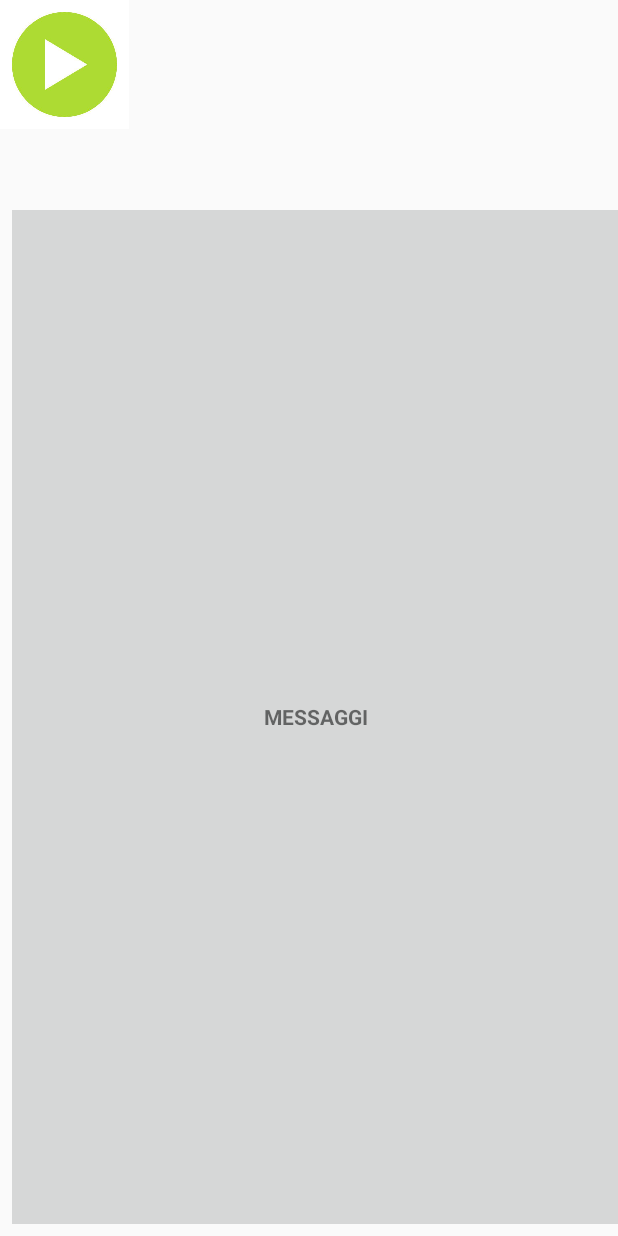
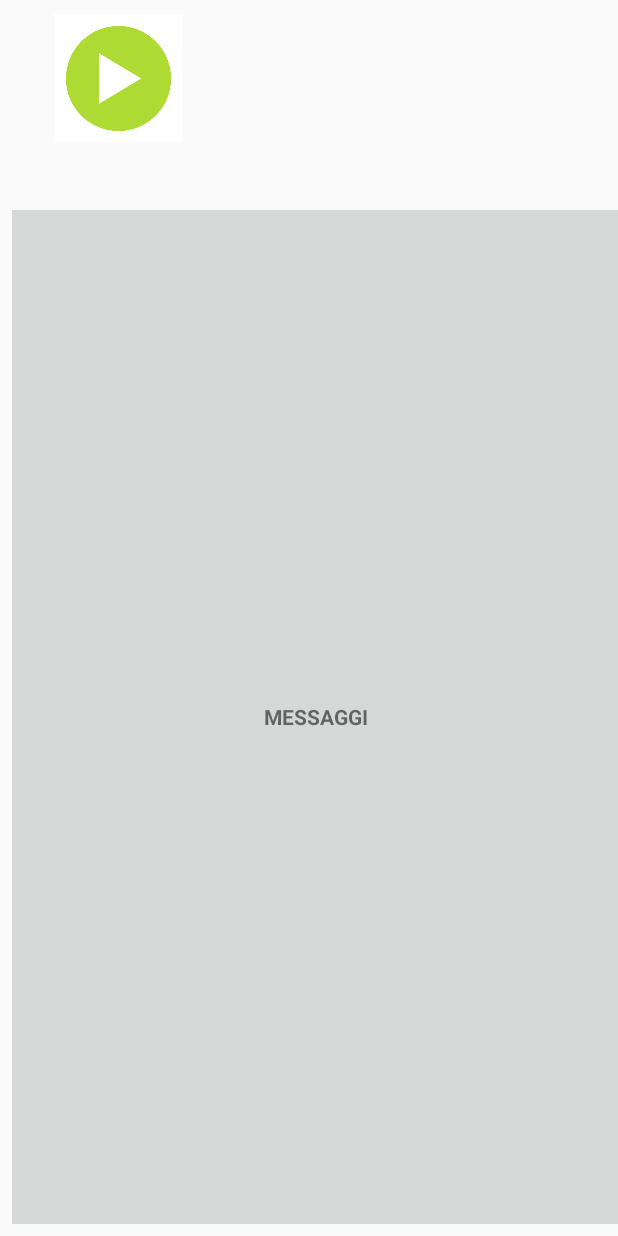
Before and after one commit to AlessioDiNardo/Login, an Android app: the Esecuzione screen opened directly, with no data from a screen before it, on a phone screen of 412 x 824 dp. Run offline under Robolectric (Android 15) with nearby library versions, the phone set to English and light mode, and no system bars.

Commit message:
Funzioni apprendimento percorsi

```diff
--- a/app/src/main/res/layout/activity_esecuzione.xml
+++ b/app/src/main/res/layout/activity_esecuzione.xml
@@ -23,13 +23,19 @@
         android:textStyle="bold"
         app:layout_constraintBottom_toBottomOf="parent"
         app:layout_constraintEnd_toEndOf="parent"
-        app:layout_constraintStart_toEndOf="@+id/apprendimento_"
+        app:layout_constraintStart_toEndOf="@+id/percorso"
         app:layout_constraintTop_toTopOf="parent" />
 
     <ImageButton
         android:id="@+id/imageButton"
         android:layout_width="86dp"
         android:layout_height="86dp"
+        android:layout_alignParentStart="true"
+        android:layout_alignParentLeft="true"
+        android:layout_alignParentTop="true"
+        android:layout_marginStart="36dp"
+        android:layout_marginLeft="36dp"
+        android:layout_marginTop="9dp"
         android:background="@color/colorPrimaryDark"
         android:cropToPadding="false"
         android:padding="8dp"
```
Also changed, not shown: app/src/main/java/com/example/login/Apprendimento.java (+21 -0 lines), app/src/main/res/layout/activity_apprendimento.xml (+5 -5 lines).
